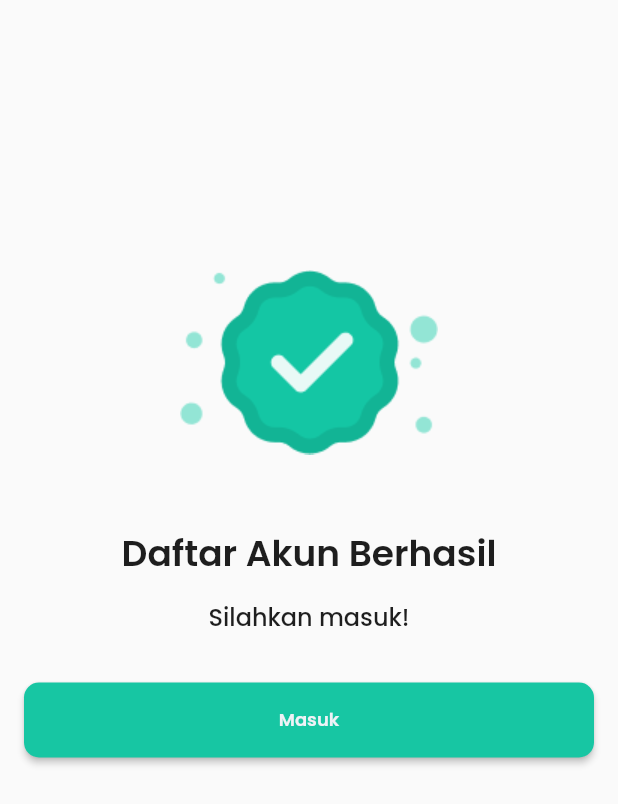
After one commit to team-capstone-1/flutter-repro-health, a Flutter app: the SuccessRegisterView screen opened directly, on a phone screen of 412 x 824 dp. The commit adds this screen. Shown: the top 804 px of the screen. Run offline on Flutter 3.47's test engine with Material 2 defaults, Android fonts, the phone set to English and light mode, and no system bars; our stand-ins replace flutter_svg, google_fonts.

Commit message:
add fitur register

```diff
--- a/lib/component/text_form_component.dart
+++ b/lib/component/text_form_component.dart
@@ -31,7 +31,7 @@ class TextFormComponent extends StatelessWidget {
       decoration: InputDecoration(
         border: const OutlineInputBorder(),
         contentPadding: const EdgeInsets.symmetric(
-          vertical: 12.0,
+          vertical: 18.0,
           horizontal: 16.0,
         ),
         focusedBorder: OutlineInputBorder(
--- a/lib/screen/detail_forgot_password/detail_forgot_password_view.dart
+++ b/lib/screen/detail_forgot_password/detail_forgot_password_view.dart
@@ -47,6 +47,7 @@ class _DetailForgotPasswordViewState extends State<DetailForgotPasswordView> {
         key: _formKey,
         child: Padding(
           padding: const EdgeInsets.symmetric(horizontal: 16),
+          child: SingleChildScrollView(
             child: Column(
               crossAxisAlignment: CrossAxisAlignment.start,
               children: [
@@ -147,6 +148,7 @@ class _DetailForgotPasswordViewState extends State<DetailForgotPasswordView> {
             ),
           ),
         ),
+      ),
     );
   }
 }
--- a/lib/screen/forgot_password/forgot_password_view.dart
+++ b/lib/screen/forgot_password/forgot_password_view.dart
@@ -41,6 +41,7 @@ class _ForgotPasswordViewState extends State<ForgotPasswordView> {
       ),
       body: Form(
         key: _formKey,
+        child: SingleChildScrollView(
           child: Column(
             crossAxisAlignment: CrossAxisAlignment.start,
             children: [
@@ -122,6 +123,7 @@ class _ForgotPasswordViewState extends State<ForgotPasswordView> {
             ],
           ),
         ),
+      ),
     );
   }
 }
--- /dev/null
+++ b/lib/screen/register/success_register_view.dart
@@ -0,0 +1,48 @@
+import 'package:flutter/material.dart';
+import 'package:reprohealth_app/component/button_component.dart';
+import 'package:reprohealth_app/screen/login/login_view.dart';
+import 'package:reprohealth_app/theme/theme.dart';
+
+class SuccessRegisterView extends StatelessWidget {
+  const SuccessRegisterView({super.key});
+
+  @override
+  Widget build(BuildContext context) {
+    return Scaffold(
+      body: Padding(
+        padding: const EdgeInsets.symmetric(horizontal: 16),
+        child: Column(
+          children: [
+            const SizedBox(height: 180),
+            Center(child: Image.asset('assets/success_register.png')),
+            const SizedBox(height: 48),
+            Text(
+              'Daftar Akun Berhasil',
+              style: semiBold24Grey500,
+            ),
+            const SizedBox(height: 12),
+            Text(
+              'Silahkan masuk!',
+              style: medium16Grey500,
+            ),
+            const SizedBox(height: 32),
+            ButtonComponent(
+              labelText: 'Masuk',
+              labelStyle: semiBold12Primary,
+              backgroundColor: green500,
+              onPressed: () {
+                Navigator.pushAndRemoveUntil(
+                  context,
+                  MaterialPageRoute(
+                    builder: (context) => const LoginView(),
+                  ),
+                  (route) => false,
+                );
+              },
+            ),
+          ],
+        ),
+      ),
+    );
+  }
+}
```
Also changed, not shown: lib/screen/login/login_view.dart (+13 -2 lines), lib/screen/register/register_view.dart (added, +192 -0 lines), lib/theme/theme.dart (+20 -2 lines), assets/success_register.png (added). Lines whose indentation alone changed are shown as unchanged.
